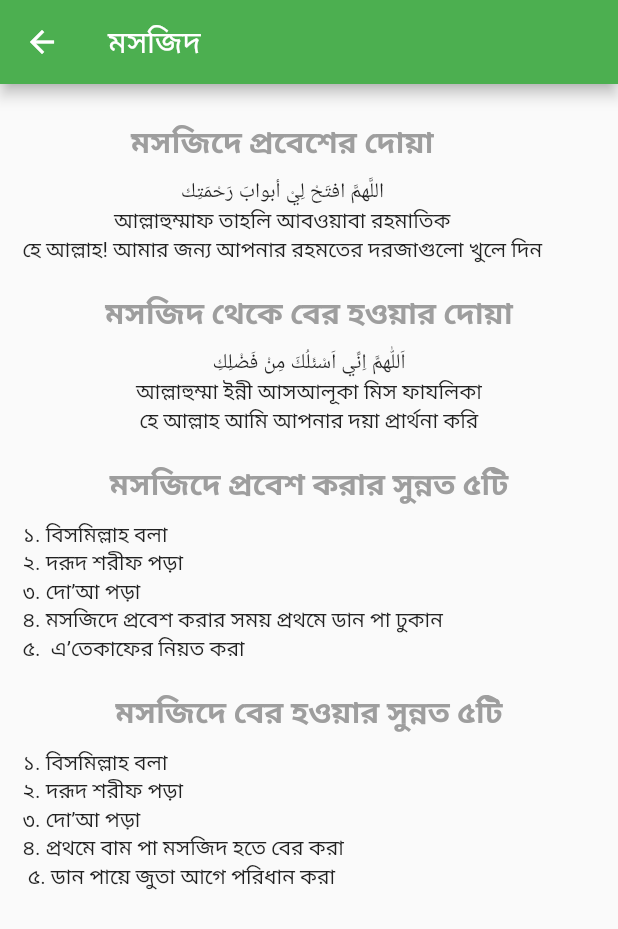
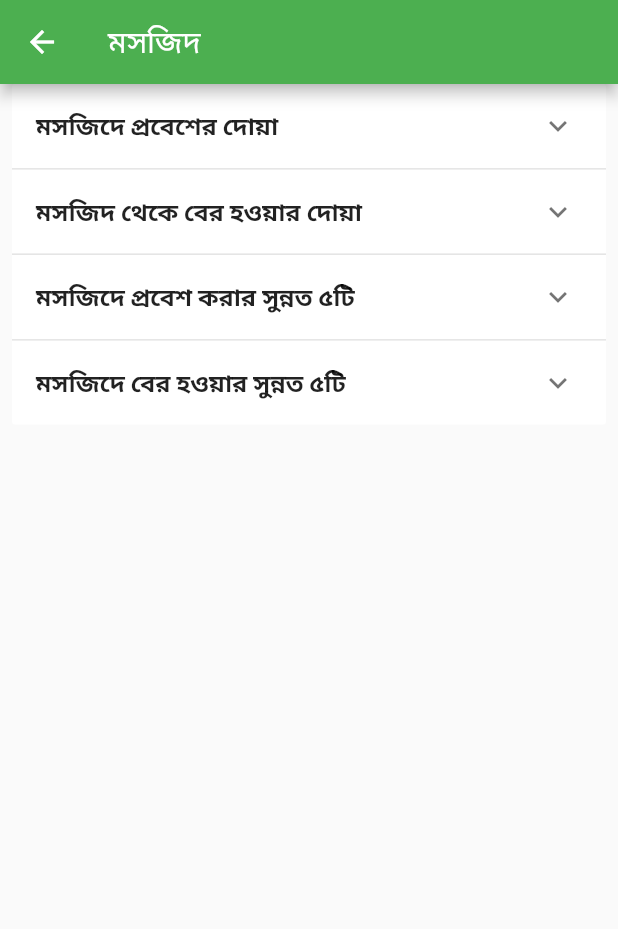
Before and after one commit to Ibrahim-K98han/islamic_apps, a Flutter app: the MosjidPage screen opened directly, on a phone screen of 412 x 824 dp. Shown: the top 929 px of the screen. Run offline on Flutter 3.47's test engine with Material 2 defaults, Android fonts, the light colour scheme and no system bars.

Commit message:
mosjide page done

```diff
--- a/lib/pages/masjid_page.dart
+++ b/lib/pages/masjid_page.dart
@@ -3,6 +3,7 @@ import 'package:flutter/src/widgets/container.dart';
 import 'package:flutter/src/widgets/framework.dart';
 
 import '../widgets/azan_widgets.dart';
+import '../widgets/masjid_steps_widgets.dart';
 
 class MosjidPage extends StatefulWidget {
   const MosjidPage({super.key});
@@ -19,91 +20,13 @@ class _MosjidPageState extends State<MosjidPage> {
         title: Text('মসজিদ'),
         backgroundColor: Colors.green,
       ),
-      body: Padding(
-        padding: const EdgeInsets.only(top: 10),
-        child: SingleChildScrollView(
-          child: Padding(
-            padding: const EdgeInsets.all(15),
-            child: Column(
-              crossAxisAlignment: CrossAxisAlignment.start,
-              children: [
-                Column(
-                  crossAxisAlignment: CrossAxisAlignment.center,
-                  children: [
-                    Text('''মসজিদে প্রবেশের দোয়া''',
-                        style: TextStyle(
-                            fontSize: 20,
-                            fontWeight: FontWeight.bold,
-                            color: Colors.grey)),
-                    SizedBox(height: 10,),
-                    Text('''اللَّهمَّ افتَحْ لِيْ أبوابَ رَحْمَتِك'''),
-                    Text('''আল্লাহুম্মাফ তাহলি আবওয়াবা রহমাতিক'''),
-                    Text('''হে আল্লাহ! আমার জন্য আপনার রহমতের দরজাগুলো খুলে দিন'''),
-                  ],
-                ),
-                SizedBox(height: 20,),
-                Column(
-                  crossAxisAlignment: CrossAxisAlignment.center,
-                  children: [
-                    Center(
-                      child: Text('''মসজিদ থেকে বের হওয়ার দোয়া''',
-                          style: TextStyle(
-                              fontSize: 20,
-                              fontWeight: FontWeight.bold,
-                              color: Colors.grey)),
-                    ),
-                    SizedBox(height: 10,),
-                    Text('''اَللّٰهمَّ اِنِّي اَسْٮَٔلُكَ مِنْ فَضْلِكِ'''),
-                    Text('''আল্লাহুম্মা ইন্নী আসআলূকা মিস ফাযলিকা'''),
-                    Text('''হে আল্লাহ আমি আপনার দয়া প্রার্থনা করি'''),
-                  ],
-                ),
-                SizedBox(height: 20,),
-                Center(
-                  child: Text('''মসজিদে প্রবেশ করার সুন্নত ৫টি''',
-                      style: TextStyle(
-                          fontSize: 20,
-                          fontWeight: FontWeight.bold,
-                          color: Colors.grey)),
-                ),
-                SizedBox(height: 10,),
-
-                Column(
-                  crossAxisAlignment: CrossAxisAlignment.start,
-                  children: [
-                    Text('১. বিসমিল্লাহ বলা'),
-                    Text('২. দরূদ শরীফ পড়া'),
-                    Text('৩. দো’আ পড়া'),
-                    Text('৪. মসজিদে প্রবেশ করার সময় প্রথমে ডান পা ঢুকান'),
-                    Text('৫.  এ’তেকাফের নিয়ত করা'),
-                  ],
-                ),
-
-                SizedBox(height: 20,),
-                Center(
-                  child: Text('''মসজিদে বের হওয়ার সুন্নত ৫টি''',
-                      style: TextStyle(
-                          fontSize: 20,
-                          fontWeight: FontWeight.bold,
-                          color: Colors.grey)),
-                ),
-                SizedBox(height: 10,),
-                Column(
-                  crossAxisAlignment: CrossAxisAlignment.start,
-                  children: [
-                    Text('১. বিসমিল্লাহ বলা'),
-                    Text('২. দরূদ শরীফ পড়া'),
-                    Text('৩. দো’আ পড়া'),
-                    Text('৪. প্রথমে বাম পা মসজিদ হতে বের করা'),
-                    Text(' ৫. ডান পায়ে জুতা আগে পরিধান করা'),
-                  ],
-                )
-
-              ],
+      body: Column(
+        children:  const [
+          Expanded(
+            child: MasjidSteps()
             ),
-          ),
-        ),
+        ],
       ),
-    );
+     );
   }
 }
--- /dev/null
+++ b/lib/widgets/masjid_steps_widgets.dart
@@ -0,0 +1,112 @@
+import 'package:flutter/material.dart';
+
+class Step {
+  Step(this.heading, this.subHeading, [this.isExpanded = false]);
+
+  String heading;
+  String subHeading;
+
+  // String subHeading1;
+  // String subHeading2;
+  // String subHeading3;
+  bool isExpanded;
+}
+
+List<Step> getSteps() {
+  return [
+    Step('মসজিদে প্রবেশের দোয়া', '''
+اللَّهمَّ افتَحْ لِيْ أبوابَ رَحْمَتِك
+আল্লাহুম্মাফ তাহলি আবওয়াবা রহমাতিক
+হে আল্লাহ! আমার জন্য আপনার রহমতের দরজাগুলো খুলে দিন'''),
+    Step('মসজিদ থেকে বের হওয়ার দোয়া', '''
+  اَللّٰهمَّ اِنِّي اَسْٮَٔلُكَ مِنْ فَضْلِكِ
+ আল্লাহুম্মা ইন্নী আসআলূকা মিস ফাযলিকা
+  হে আল্লাহ আমি আপনার দয়া প্রার্থনা করি'''),
+    Step('মসজিদে প্রবেশ করার সুন্নত ৫টি', '''
+১. বিসমিল্লাহ বলা
+২. দরূদ শরীফ পড়া
+৩. দো’আ পড়া
+৪. মসজিদে প্রবেশ করার সময় প্রথমে ডান পা ঢুকান
+৫.  এ’তেকাফের নিয়ত করা'''),
+    Step('মসজিদে বের হওয়ার সুন্নত ৫টি', '''
+১. বিসমিল্লাহ বলা
+২. দরূদ শরীফ পড়া
+৩. দো’আ পড়া
+৪. প্রথমে বাম পা মসজিদ হতে বের করা
+৫. ডান পায়ে জুতা আগে পরিধান করা'''),
+  ];
+}
+
+class MasjidSteps extends StatefulWidget {
+  const MasjidSteps({Key? key}) : super(key: key);
+
+  @override
+  State<MasjidSteps> createState() => _SuraStepsState();
+}
+
+class _SuraStepsState extends State<MasjidSteps> {
+  final List<Step> _steps = getSteps();
+
+  @override
+  Widget build(BuildContext context) {
+    return SingleChildScrollView(
+      scrollDirection: Axis.vertical,
+      physics: const BouncingScrollPhysics(),
+      child: Column(
+        children: [
+          Container(
+            child: _renderSteps(),
+          ),
+        ],
+      ),
+    );
+  }
+
+  Widget _renderSteps() {
+    return Padding(
+      padding: const EdgeInsets.symmetric(horizontal: 8),
+      child: ExpansionPanelList(
+        elevation: 0,
+        expansionCallback: (int index, bool isExpanded) {
+          setState(() {
+            _steps[index].isExpanded = !isExpanded;
+          });
+        },
+        children: _steps.map<ExpansionPanel>((Step step) {
+          return ExpansionPanel(
+            headerBuilder: (BuildContext context, bool isExpanded) {
+              return ListTile(
+                title: Text(
+                  step.heading,
+                  style: const TextStyle(
+                      fontSize: 16, fontWeight: FontWeight.bold),
+                ),
+              );
+            },
+            body: Padding(
+              padding: const EdgeInsets.only(
+                bottom: 10,
+              ),
+              child: Column(
+                crossAxisAlignment: CrossAxisAlignment.start,
+                children: [
+                  Padding(
+                    padding: const EdgeInsets.all(8.0),
+                    child: Text(
+                      textAlign: TextAlign.justify,
+                      step.subHeading,
+                      style: const TextStyle(
+                        fontSize: 15,
+                      ),
+                    ),
+                  ),
+                ],
+              ),
+            ),
+            isExpanded: step.isExpanded,
+          );
+        }).toList(),
+      ),
+    );
+  }
+}
```
